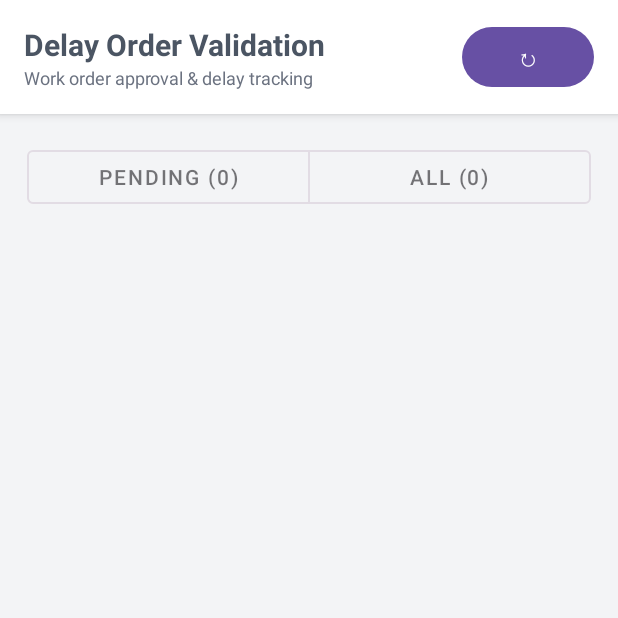
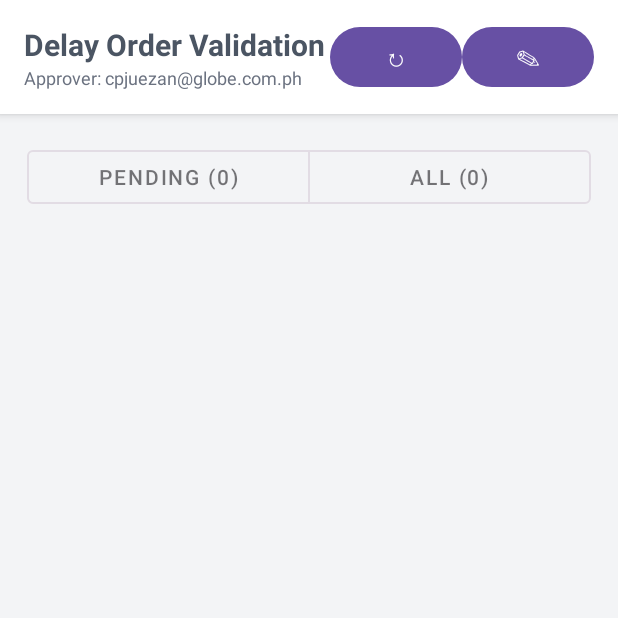
Before and after one commit to jedebisu/delay-order-validation, an Android app: the screen it shows after launch (MainActivity), on a phone screen of 412 x 824 dp, the top half of it. Run offline under Robolectric (Android 15) with nearby library versions, the light colour scheme and no system bars.

Commit message:
Prompt approver email on first open, store on device, editable from header

```diff
--- a/mobile-android/app/build.gradle.kts
+++ b/mobile-android/app/build.gradle.kts
@@ -11,8 +11,8 @@ android {
         applicationId = "com.globe.delayorder"
         minSdk = 24
         targetSdk = 34
-        versionCode = 3
-        versionName = "2.1"
+        versionCode = 4
+        versionName = "2.2"
     }
 
     compileOptions {
--- a/mobile-android/app/src/main/java/com/globe/delayorder/MainActivity.kt
+++ b/mobile-android/app/src/main/java/com/globe/delayorder/MainActivity.kt
@@ -1,8 +1,10 @@
 package com.globe.delayorder
 
+import android.app.AlertDialog
 import android.app.DatePickerDialog
 import android.app.Dialog
 import android.app.TimePickerDialog
+import android.content.Context
 import android.content.res.ColorStateList
 import android.graphics.Color
 import android.graphics.drawable.ColorDrawable
@@ -39,7 +41,8 @@ import java.util.TimeZone
 class MainActivity : AppCompatActivity() {
 
     private val BASE_URL = "https://delay-order-validation.vercel.app/"
-    private val approverEmail = "cpjuezan@globe.com.ph"
+    private val DEFAULT_APPROVER_EMAIL = "cpjuezan@globe.com.ph"
+    private var approverEmail = DEFAULT_APPROVER_EMAIL
 
     private val gson = GsonBuilder()
         .setLenient()
@@ -63,6 +66,8 @@ class MainActivity : AppCompatActivity() {
     private lateinit var btnPending: MaterialButton
     private lateinit var btnAll: MaterialButton
 
+    private lateinit var txtSubtitle: TextView
+
     override fun onCreate(savedInstanceState: Bundle?) {
         super.onCreate(savedInstanceState)
         setContentView(R.layout.activity_main)
@@ -72,12 +77,14 @@ class MainActivity : AppCompatActivity() {
         emptyText = findViewById(R.id.emptyText)
         btnPending = findViewById(R.id.btnPending)
         btnAll = findViewById(R.id.btnAll)
+        txtSubtitle = findViewById(R.id.txtSubtitle)
 
         adapter = RequestAdapter { request -> showActionDialog(request) }
         recyclerView.layoutManager = LinearLayoutManager(this)
         recyclerView.adapter = adapter
 
         findViewById<android.widget.Button>(R.id.btnRefresh).setOnClickListener { loadRequests() }
+        findViewById<android.widget.Button>(R.id.btnEmail).setOnClickListener { promptApproverEmail() }
 
         swipeRefresh.setOnRefreshListener { loadRequests() }
 
@@ -87,7 +94,48 @@ class MainActivity : AppCompatActivity() {
             render()
         }
 
+        loadApproverEmail()
+
+        if (!prefs().getBoolean("approverEmailSet", false)) {
+            promptApproverEmail()
+        }
+
         loadRequests()
+    }
+
+    private fun prefs() = getSharedPreferences("delay_order_prefs", Context.MODE_PRIVATE)
+
+    private fun loadApproverEmail() {
+        approverEmail = prefs().getString("approverEmail", DEFAULT_APPROVER_EMAIL) ?: DEFAULT_APPROVER_EMAIL
+        txtSubtitle.text = "Approver: $approverEmail"
+    }
+
+    private fun promptApproverEmail() {
+        val input = EditText(this)
+        input.setText(approverEmail)
+        input.hint = "your.user@globe.com.ph"
+        input.inputType = android.text.InputType.TYPE_CLASS_TEXT or
+            android.text.InputType.TYPE_TEXT_VARIATION_EMAIL_ADDRESS
+        AlertDialog.Builder(this)
+            .setTitle("Approver email")
+            .setMessage("Your actions are recorded under this email. Change it here if you are a different approver.")
+            .setView(input)
+            .setPositiveButton("Save") { _, _ ->
+                val email = input.text.toString().trim()
+                if (email.isNotBlank()) {
+                    prefs().edit()
+                        .putString("approverEmail", email)
+                        .putBoolean("approverEmailSet", true)
+                        .apply()
+                    loadApproverEmail()
+                    Toast.makeText(this, "Approver email set to $email", Toast.LENGTH_LONG).show()
+                } else {
+                    promptApproverEmail()
+                }
+            }
+            .setNegativeButton("Not now", null)
+            .setCancelable(true)
+            .show()
     }
 
     private fun loadRequests() {
--- a/mobile-android/app/src/main/res/layout/activity_main.xml
+++ b/mobile-android/app/src/main/res/layout/activity_main.xml
@@ -31,6 +31,7 @@
                 android:textStyle="bold" />
 
             <TextView
+                android:id="@+id/txtSubtitle"
                 android:layout_width="wrap_content"
                 android:layout_height="wrap_content"
                 android:text="Work order approval &amp; delay tracking"
@@ -44,6 +45,14 @@
             android:layout_height="wrap_content"
             android:text="\u21BB"
             android:textSize="16sp" />
+
+        <Button
+            android:id="@+id/btnEmail"
+            android:layout_width="wrap_content"
+            android:layout_height="wrap_content"
+            android:text="&#x270E;"
+            android:textSize="16sp"
+            android:contentDescription="Change approver email" />
     </LinearLayout>
 
     <com.google.android.material.button.MaterialButtonToggleGroup
```
